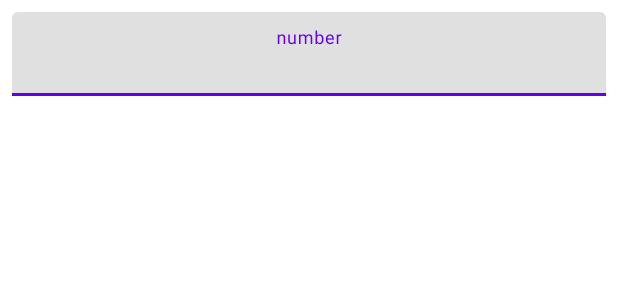
After one commit to Aeforeva/Sorix-Json, an Android app: the layout list_view_item2.xml on its own in the app's theme, with its tools: preview values and no code run, on a phone screen of 412 x 824 dp. The commit adds this screen. Shown: the top 300 px of the screen. Run offline under Robolectric (Android 15) with nearby library versions, the phone set to English and light mode, and no system bars.

Commit message:
recycler_view2

```diff
--- a/app/src/main/res/layout/list_view_item.xml
+++ b/app/src/main/res/layout/list_view_item.xml
@@ -50,7 +50,7 @@
                 app:layout_constraintTop_toTopOf="parent" />
 
             <TextView
-                android:id="@+id/applicable_lable"
+                android:id="@+id/applicable_label"
                 android:layout_width="wrap_content"
                 android:layout_height="wrap_content"
                 android:ellipsize="end"
--- /dev/null
+++ b/app/src/main/res/layout/list_view_item2.xml
@@ -0,0 +1,53 @@
+<?xml version="1.0" encoding="utf-8"?><!--
+  ~ Copyright (C) 2021 The Android Open Source Project.
+  ~
+  ~ Licensed under the Apache License, Version 2.0 (the "License");
+  ~ you may not use this file except in compliance with the License.
+  ~ You may obtain a copy of the License at
+  ~
+  ~     http://www.apache.org/licenses/LICENSE-2.0
+  ~
+  ~ Unless required by applicable law or agreed to in writing, software
+  ~ distributed under the License is distributed on an "AS IS" BASIS,
+  ~ WITHOUT WARRANTIES OR CONDITIONS OF ANY KIND, either express or implied.
+  ~ See the License for the specific language governing permissions and
+  ~ limitations under the License.
+  -->
+<layout xmlns:android="http://schemas.android.com/apk/res/android"
+    xmlns:app="http://schemas.android.com/apk/res-auto"
+    xmlns:tools="http://schemas.android.com/tools">
+
+    <data>
+
+        <variable
+            name="viewModel"
+            type="com.example.sorixjson.model.JsonViewModel" />
+    </data>
+
+    <androidx.constraintlayout.widget.ConstraintLayout
+        android:layout_width="match_parent"
+        android:layout_height="match_parent">
+
+        <com.google.android.material.textfield.TextInputLayout
+            android:padding="8dp"
+            android:id="@+id/input_layout"
+            android:layout_width="match_parent"
+            android:layout_height="wrap_content"
+            android:gravity="center"
+            android:hint="number"
+            app:layout_constraintEnd_toEndOf="parent"
+            app:layout_constraintStart_toStartOf="parent"
+            app:layout_constraintTop_toTopOf="parent">
+
+            <com.google.android.material.textfield.TextInputEditText
+                android:id="@+id/input_edit"
+                android:layout_width="match_parent"
+                android:layout_height="wrap_content"
+                android:gravity="center"
+                android:inputType="number" />
+
+        </com.google.android.material.textfield.TextInputLayout>
+
+    </androidx.constraintlayout.widget.ConstraintLayout>
+
+</layout>
```
Also changed, not shown: app/src/main/res/layout/fragment_selected.xml (+47 -3 lines).
